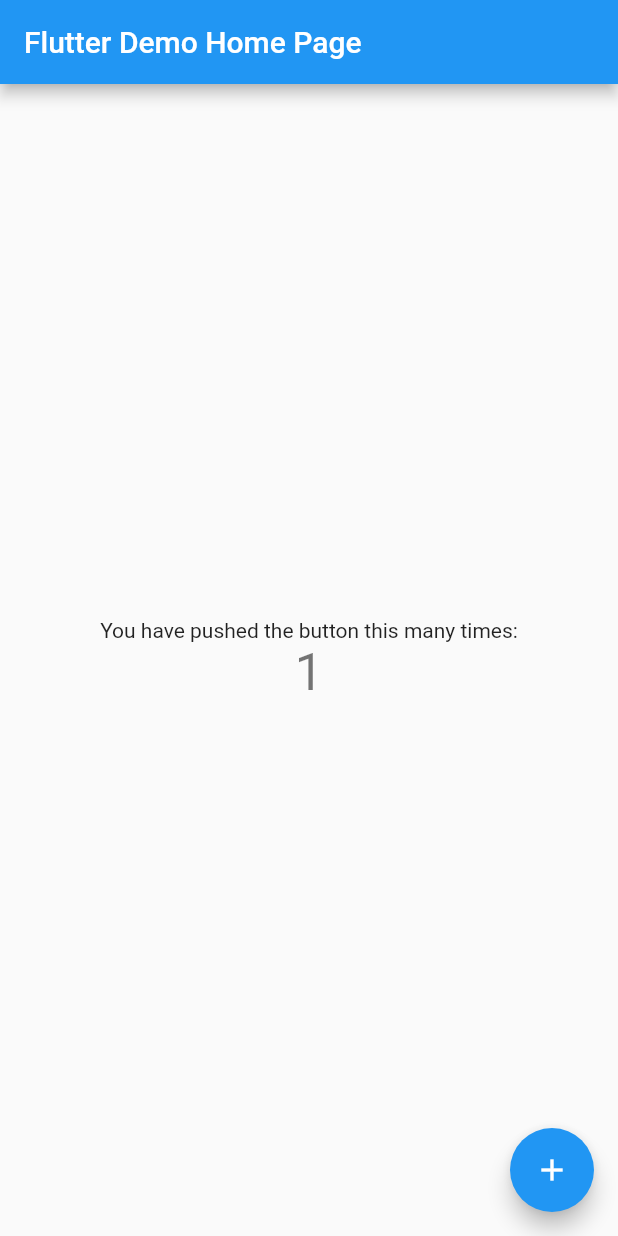
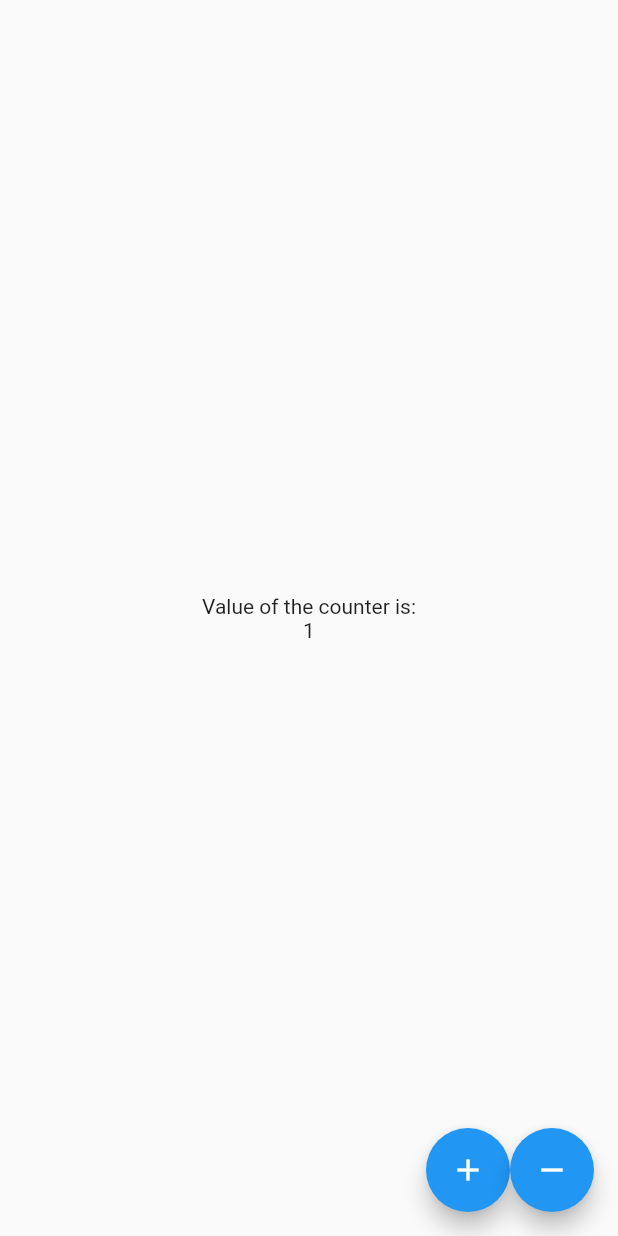
Before and after one commit to suljevicsemir/learning_ci_cd, a Flutter app: the screen it shows after launch, after a tap on the "add" icon, on a phone screen of 412 x 824 dp. Run offline on Flutter 3.47's test engine with Material 2 defaults, Android fonts, the phone set to English and light mode, and no system bars.

Commit message:
Basic app setup

```diff
--- /dev/null
+++ b/learn_bitrise/lib/home.dart
@@ -0,0 +1,61 @@
+
+
+
+
+
+import 'package:flutter/material.dart';
+
+class Home extends StatefulWidget {
+  @override
+  _HomeState createState() => _HomeState();
+}
+
+class _HomeState extends State<Home> {
+
+  int counter = 0;
+
+  void incrementCounter() {
+    setState(() {
+      counter++;
+    });
+  }
+
+  void decrementCounter() {
+    setState(() {
+      counter--;
+    });
+  }
+
+
+  @override
+  Widget build(BuildContext context) {
+    return Scaffold(
+      body: SafeArea(
+        child: Container(
+          width: MediaQuery.of(context).size.width,
+          child: Column(
+            crossAxisAlignment: CrossAxisAlignment.center,
+            mainAxisAlignment: MainAxisAlignment.center,
+            children: [
+              Text('Value of the counter is:'),
+              Text(counter.toString())
+            ],
+          ),
+        ),
+      ),
+      floatingActionButton: Row(
+        mainAxisAlignment: MainAxisAlignment.end,
+        children: [
+          FloatingActionButton(
+            onPressed: () => incrementCounter(),
+            child: Icon(Icons.add),
+          ),
+          FloatingActionButton(
+            onPressed: () => decrementCounter(),
+            child: Icon(Icons.remove),
+          )
+        ],
+      ),
+    );
+  }
+}
--- a/learn_bitrise/lib/main.dart
+++ b/learn_bitrise/lib/main.dart
@@ -1,4 +1,5 @@
 import 'package:flutter/material.dart';
+import 'package:learn_bitrise/home.dart';
 
 void main() {
   runApp(MyApp());
@@ -9,105 +10,8 @@ class MyApp extends StatelessWidget {
   @override
   Widget build(BuildContext context) {
     return MaterialApp(
-      title: 'Flutter Demo',
-      theme: ThemeData(
-        // This is the theme of your application.
-        //
-        // Try running your application with "flutter run". You'll see the
-        // application has a blue toolbar. Then, without quitting the app, try
-        // changing the primarySwatch below to Colors.green and then invoke
-        // "hot reload" (press "r" in the console where you ran "flutter run",
-        // or simply save your changes to "hot reload" in a Flutter IDE).
-        // Notice that the counter didn't reset back to zero; the application
-        // is not restarted.
-        primarySwatch: Colors.blue,
-      ),
-      home: MyHomePage(title: 'Flutter Demo Home Page'),
+
+      home: Home()
     );
   }
 }
-
-class MyHomePage extends StatefulWidget {
-  MyHomePage({Key? key, required this.title}) : super(key: key);
-
-  // This widget is the home page of your application. It is stateful, meaning
-  // that it has a State object (defined below) that contains fields that affect
-  // how it looks.
-
-  // This class is the configuration for the state. It holds the values (in this
-  // case the title) provided by the parent (in this case the App widget) and
-  // used by the build method of the State. Fields in a Widget subclass are
-  // always marked "final".
-
-  final String title;
-
-  @override
-  _MyHomePageState createState() => _MyHomePageState();
-}
-
-class _MyHomePageState extends State<MyHomePage> {
-  int _counter = 0;
-
-  void _incrementCounter() {
-    setState(() {
-      // This call to setState tells the Flutter framework that something has
-      // changed in this State, which causes it to rerun the build method below
-      // so that the display can reflect the updated values. If we changed
-      // _counter without calling setState(), then the build method would not be
-      // called again, and so nothing would appear to happen.
-      _counter++;
-    });
-  }
-
-  @override
-  Widget build(BuildContext context) {
-    // This method is rerun every time setState is called, for instance as done
-    // by the _incrementCounter method above.
-    //
-    // The Flutter framework has been optimized to make rerunning build methods
-    // fast, so that you can just rebuild anything that needs updating rather
-    // than having to individually change instances of widgets.
-    return Scaffold(
-      appBar: AppBar(
-        // Here we take the value from the MyHomePage object that was created by
-        // the App.build method, and use it to set our appbar title.
-        title: Text(widget.title),
-      ),
-      body: Center(
-        // Center is a layout widget. It takes a single child and positions it
-        // in the middle of the parent.
-        child: Column(
-          // Column is also a layout widget. It takes a list of children and
-          // arranges them vertically. By default, it sizes itself to fit its
-          // children horizontally, and tries to be as tall as its parent.
-          //
-          // Invoke "debug painting" (press "p" in the console, choose the
-          // "Toggle Debug Paint" action from the Flutter Inspector in Android
-          // Studio, or the "Toggle Debug Paint" command in Visual Studio Code)
-          // to see the wireframe for each widget.
-          //
-          // Column has various properties to control how it sizes itself and
-          // how it positions its children. Here we use mainAxisAlignment to
-          // center the children vertically; the main axis here is the vertical
-          // axis because Columns are vertical (the cross axis would be
-          // horizontal).
-          mainAxisAlignment: MainAxisAlignment.center,
-          children: <Widget>[
-            Text(
-              'You have pushed the button this many times:',
-            ),
-            Text(
-              '$_counter',
-              style: Theme.of(context).textTheme.headline4,
-            ),
-          ],
-        ),
-      ),
-      floatingActionButton: FloatingActionButton(
-        onPressed: _incrementCounter,
-        tooltip: 'Increment',
-        child: Icon(Icons.add),
-      ), // This trailing comma makes auto-formatting nicer for build methods.
-    );
-  }
-}
```
